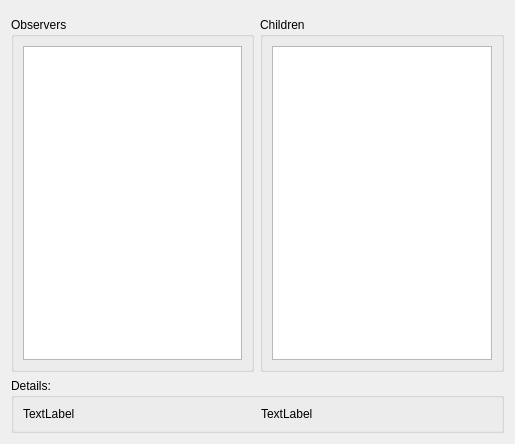
Above: drc/gui/partyform.ui from lansdon/cpts483_drc before the change. Below: the same form after it.
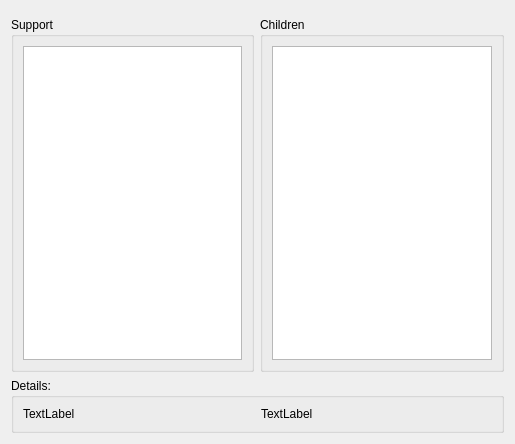
That is the form after the change.

```diff
--- a/drc/gui/partyform.ui
+++ b/drc/gui/partyform.ui
@@ -17,7 +17,7 @@
    <item row="1" column="0">
     <widget class="QGroupBox" name="observerGroup">
      <property name="title">
-      <string>Observers</string>
+      <string>Support</string>
      </property>
      <layout class="QGridLayout" name="gridLayout_3">
       <item row="0" column="0">
```
Left out of the diff: 6 changed lines with no effect on the pictures.
